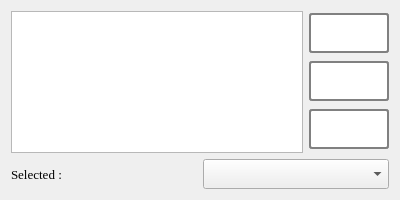
Before: the Qt Designer form CHCenter/chcomform.ui in dongFangTuring/CHCenter, drawn with Qt 5.
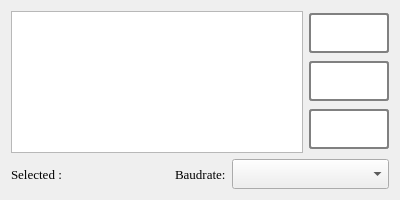
After: the same form once the commit is applied. Icons and pictures are not drawn.

The edit to the form file:
```diff
--- a/CHCenter/chcomform.ui
+++ b/CHCenter/chcomform.ui
@@ -196,6 +196,19 @@
          </property>
         </widget>
        </item>
+       <item>
+        <widget class="QLabel" name="LabelBaud">
+         <property name="sizePolicy">
+          <sizepolicy hsizetype="Maximum" vsizetype="Preferred">
+           <horstretch>0</horstretch>
+           <verstretch>0</verstretch>
+          </sizepolicy>
+         </property>
+         <property name="text">
+          <string>Baudrate:</string>
+         </property>
+        </widget>
+       </item>
        <item>
         <widget class="QComboBox" name="CBoxBaudrate">
          <property name="minimumSize">
```
